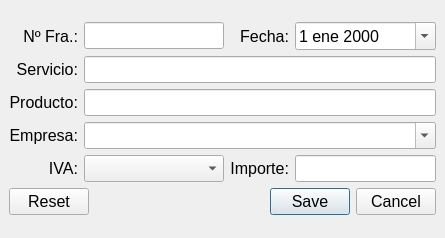
This is src/facturas/facturas.ui in germanbravolopez/laideal as Qt 5 draws it before an edit. The edited form follows.
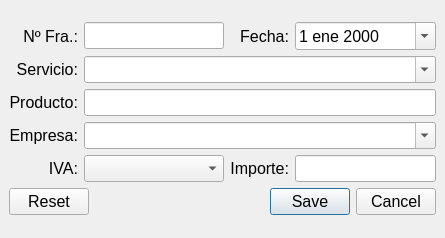
This is the edited form.

The edit to the form file:
```diff
--- a/src/facturas/facturas.ui
+++ b/src/facturas/facturas.ui
@@ -37,9 +37,6 @@
       <item row="0" column="1">
        <widget class="QLineEdit" name="le_fra"/>
       </item>
-      <item row="1" column="1" colspan="3">
-       <widget class="QLineEdit" name="le_servicio"/>
-      </item>
       <item row="4" column="0">
        <widget class="QLabel" name="lbl_iva">
         <property name="text">
@@ -143,6 +140,13 @@
         </property>
        </widget>
       </item>
+      <item row="1" column="1" colspan="3">
+       <widget class="QComboBox" name="cb_servicio">
+        <property name="editable">
+         <bool>true</bool>
+        </property>
+       </widget>
+      </item>
      </layout>
     </item>
    </layout>
```
Left out of the diff: 2 changed lines with no effect on the pictures.
